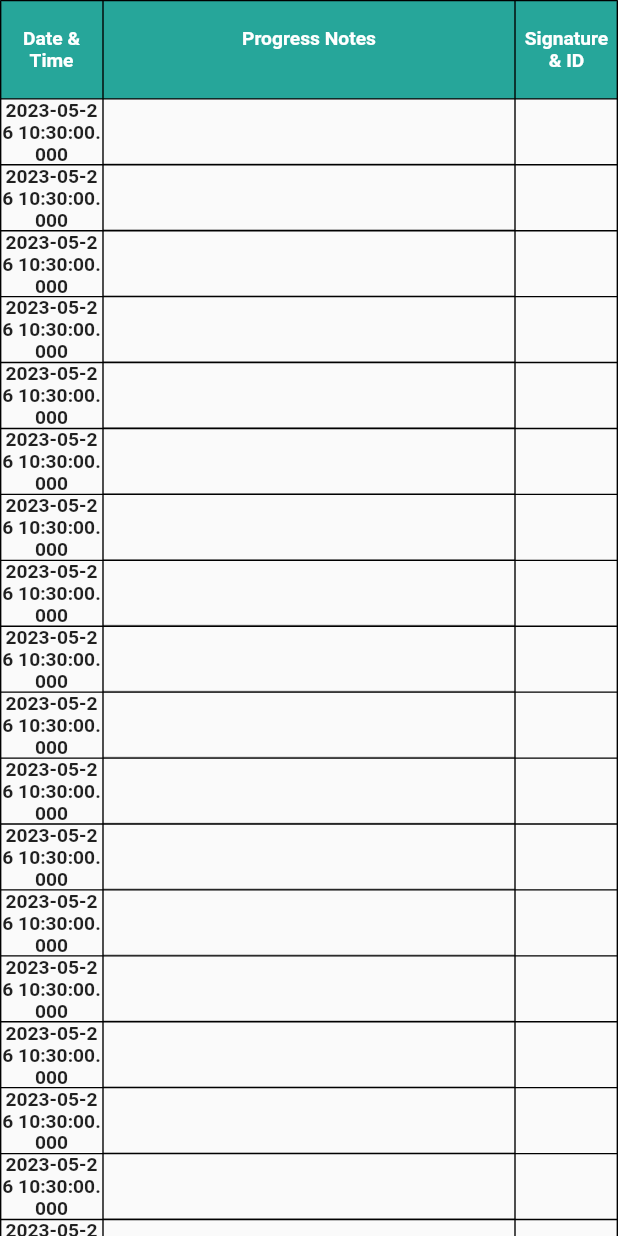
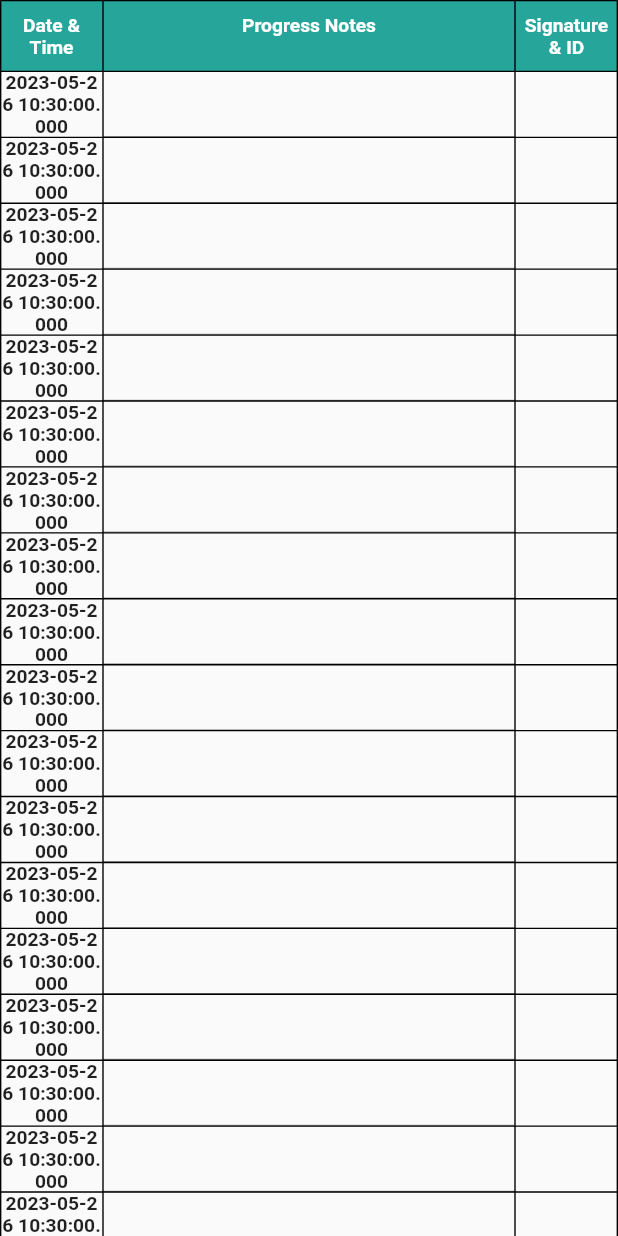
Before and after one commit to montasermohamed101/mytask1, a Flutter app: the screen it shows after launch, on a phone screen of 412 x 824 dp. Run offline on Flutter 3.47's test engine with Material 2 defaults, Android fonts, the phone set to English and light mode, and no system bars; our stand-ins replace get, responsive_framework.

Commit message:
another commit

```diff
--- a/lib/view/pages/f041/f041.dart
+++ b/lib/view/pages/f041/f041.dart
@@ -32,8 +32,6 @@ class F041 extends StatelessWidget {
                         TitleText(
                           "Signature\n& ID",
                         ),
-
-
                       ]),
                       buildRowWidget(
                           dateTime: f041Controller.now,
@@ -182,7 +180,7 @@ class F041 extends StatelessWidget {
   }
   Widget TitleText(String title){
     return  Container(
-      padding: const EdgeInsets.symmetric(vertical: 20),
+      padding: const EdgeInsets.symmetric(vertical: 10),
       color: Colors.teal.shade400,
       child: Text(
         title,
```
